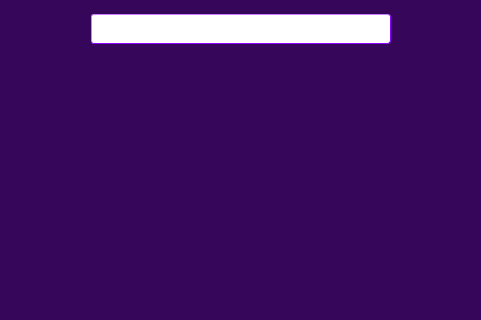
pastoria/hdses, file untitled/mainwidget.ui: the form before one commit; both pictures show x 0 to 481 and y 0 to 320 of the 1106 by 691 pixel window.
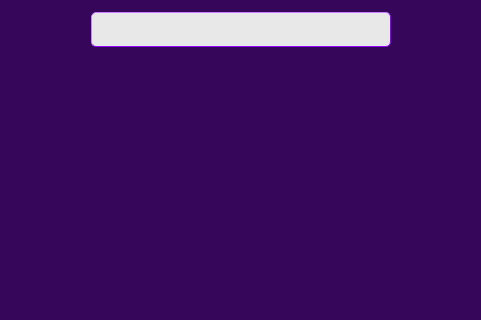
The form after the commit. Icons and pictures are not drawn.

Diff of the .ui file:
```diff
--- a/untitled/mainwidget.ui
+++ b/untitled/mainwidget.ui
@@ -15,7 +15,7 @@
   </property>
   <property name="styleSheet">
    <string notr="true">#widget_top, #widget_middle, #widget_bottom {
-	background: #35065a;
+	background: rgba(53, 6, 90, 1);
 }
 
 #label_version, #label_logo {
@@ -105,35 +105,37 @@
             <property name="minimumSize">
              <size>
               <width>300</width>
-              <height>30</height>
+              <height>35</height>
              </size>
             </property>
             <property name="styleSheet">
-             <string notr="true">     QComboBox{  background-color: rgba(255, 255, 255, 1);
-                 border: 1px solid rgba(143, 0, 255, 1);
-                 border-radius: 3px;
-                 border-width: 1; border-style:outset;
-                 padding-left: 0px;
-                 font-size: 18px;
-                 outline:0px;
-                 combobox-popup: 0;
-                 color: rgba(144, 144, 144, 1);
-    }
+             <string notr="true"> QComboBox { 
+			  background-color: rgba(232, 232, 232, 1);
+             border: 1px solid rgba(143, 0, 255, 1);
+             border-radius: 5px;
+             border-width: 1px; border-style:outset;
+             padding-left: 0px;
+             font-size: 18px;
+             outline:0px;
+             combobox-popup: 0;
+             color: rgba(144, 144, 144, 1);
+}
 
  QComboBox QAbstractItemView {
     outline: 0px solid red;
-    border: 0px solid yellow;
+    border: 1px solid rgba(143, 0, 255, 1);
+    border-radius: 2px;
     color: rgba(0, 0, 0, 1);
     padding-left: 0px;
     background-color: rgba(255, 255, 255, 1);
-    selection-color: rgba(132, 141, 142, 1);
-    selection-background-color: rgba(204, 204, 204, 1);
+    selection-color: rgba(255, 255, 255, 1);
+    selection-background-color: rgba(144, 1, 255, 1);
 }
 
 QComboBox::drop-down {
 subcontrol-origin: padding;
 subcontrol-position: top right;
-width: 70px;
+width: 65px;
 border-left-width: 0px;
 border-left-color: gray;
 border-left-style: solid;
@@ -147,6 +149,11 @@
 	background: transparent;
 }
 
+QComboBox::down-arrow:on {
+	image: url(:/images/LessButton_Purple.svg);
+	background: transparent;
+}
+
 QComboBox QScrollBar::vertical{
     width:10px;
     background: rgba(255, 255, 255, 1);
@@ -157,7 +164,7 @@
 QComboBox QScrollBar::handle::vertical{
     border-radius:1px;
     width: 10px;
-    background: rgba(204, 204, 204, 1);
+    background: rgba(87, 0, 156, 1);
 }
 
 QComboBox QScrollBar::add-line::vertical{
```
